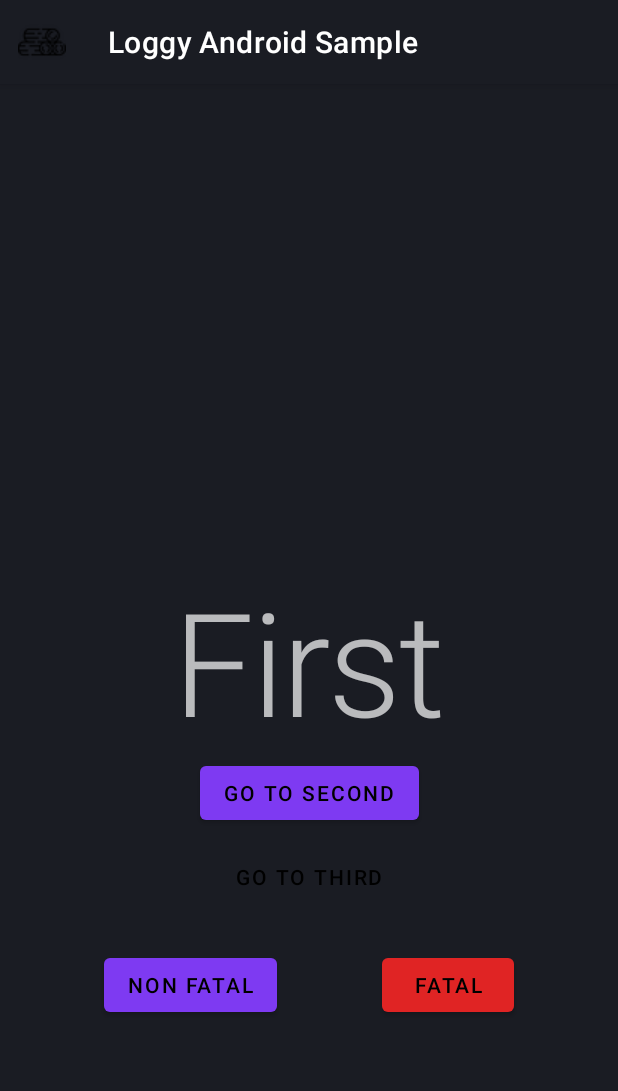
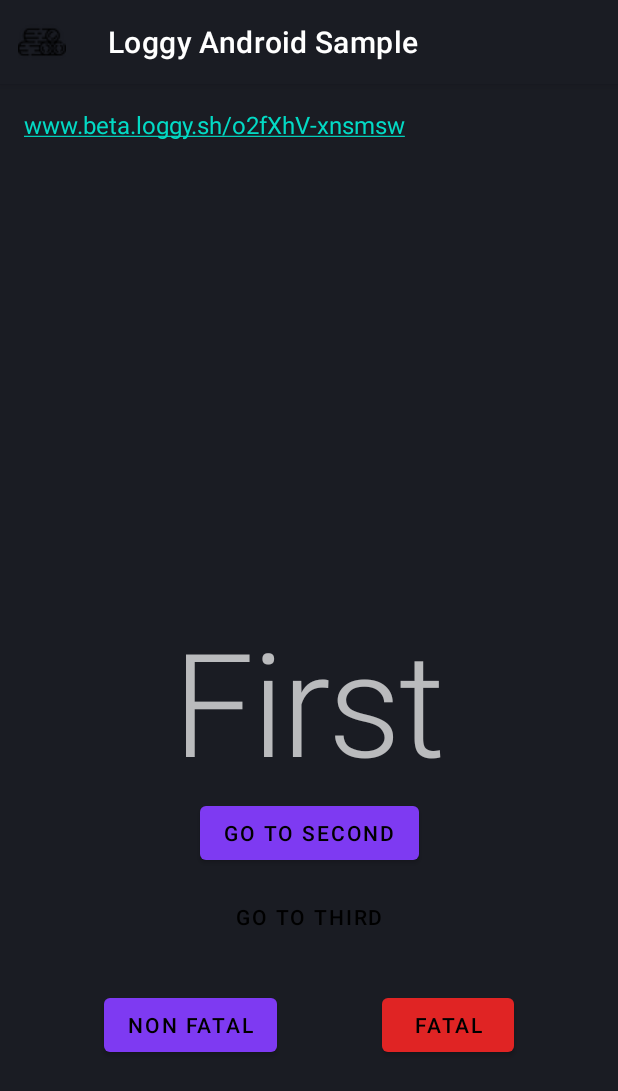
Before and after one commit to loggysh/loggy-android, an Android app: the screen it shows after launch (MainActivity), on a phone screen of 412 x 824 dp. Shown: the top 1091 px of the screen. Run offline under Robolectric (Android 15) with nearby library versions, the phone set to English and light mode, and no system bars; our stand-ins replace Timber; libraries missing offline, so code that uses them is left out: com.google.protobuf, com.squareup.tape2, io.grpc, sh.loggy; 22 statements that could not run were skipped.

Commit message:
provide url in sample

```diff
--- a/loggy-library/src/main/kotlin/loggy/sh/Loggy.kt
+++ b/loggy-library/src/main/kotlin/loggy/sh/Loggy.kt
@@ -28,6 +28,7 @@ const val LOGGY_TAG = "Loggy"
 private interface LoggyInterface {
     fun setup(application: Application, clientID: String)
     fun log(priority: Int, tag: String?, message: String, t: Throwable?)
+    suspend fun loggyDeviceUrl(): String
 }
 
 object Loggy : LoggyInterface {
@@ -42,6 +43,10 @@ object Loggy : LoggyInterface {
         loggyImpl.log(priority, tag, message, t)
     }
 
+    override suspend fun loggyDeviceUrl(): String {
+        return loggyImpl.loggyDeviceUrl()
+    }
+
     /**
      * Cannot overide from interface. Since Interface defaults overriding is not allowed.
      */
@@ -51,6 +56,7 @@ object Loggy : LoggyInterface {
 }
 
 private class LoggyImpl : LoggyInterface {
+    private val homeUrl = "www.beta.loggy.sh/"
     private val url = URL(BuildConfig.loggyUrl)
     private val port = if (url.port == -1) url.defaultPort else url.port
 
@@ -87,20 +93,11 @@ private class LoggyImpl : LoggyInterface {
         try {
             loggyContext = LoggyContextForAndroid(application, clientID)
             scope.launch {
-                Timber.d(
-                    "Loggy ${
-                        loggyContext.getDeviceHash(
-                            loggyContext.getApplicationID(), loggyContext
-                                .getDeviceID()
-                        )
-                    }"
-                )
 
                 //increment only first time.
                 sessionID = loggyClient.newInternalSessionID()
 
                 updateSessionIDForNoSession(sessionID)
-
 
                 val serverSessionID = loggyClient.createSession(loggyContext)
                 loggyClient.mapSessionId(sessionID, serverSessionID)
@@ -113,6 +110,12 @@ private class LoggyImpl : LoggyInterface {
         } catch (e: Exception) {
             Timber.e(e, "Failed to setup loggy")
         }
+    }
+
+    override suspend fun loggyDeviceUrl(): String {
+        return homeUrl + loggyContext.getDeviceHash(
+            loggyContext.getApplicationID(), loggyContext.getDeviceID()
+        )
     }
 
     private fun installExceptionHandler() { // TODO Platform dependent
--- a/loggy-library/src/main/kotlin/loggy/sh/LoggyContextForAndroid.kt
+++ b/loggy-library/src/main/kotlin/loggy/sh/LoggyContextForAndroid.kt
@@ -106,7 +106,7 @@ class LoggyContextForAndroid(
     override fun getDeviceHash(appID: String, deviceID: String): String {
         val appHash = Hashids(appID, 6).encode(1, 2, 3)
         val deviceHash = Hashids(deviceID, 6).encode(4, 4, 4)
-        return "$appHash/$deviceHash"
+        return "$appHash-$deviceHash"
     }
 
     override suspend fun getDeviceID(): String {
--- a/sample/src/main/java/loggy/sh/sample/MainApplication.kt
+++ b/sample/src/main/java/loggy/sh/sample/MainApplication.kt
@@ -22,7 +22,7 @@ class MainApplication : Application() {
         Timber.plant(LoggyTree())
 
         Loggy.identity(
-            userName = "Lady Ada Lovelace"
+            userName = "Ada Lovelace"
         )
 
         ProcessLifecycleOwner.get().lifecycle.addObserver(ForegroundBackgroundObserver())
--- a/sample/src/main/java/loggy/sh/sample/ui/MainActivity.kt
+++ b/sample/src/main/java/loggy/sh/sample/ui/MainActivity.kt
@@ -1,15 +1,20 @@
 package loggy.sh.sample.ui
 
 import android.os.Bundle
+import android.text.Html
 import android.view.LayoutInflater
 import androidx.activity.viewModels
 import androidx.appcompat.app.AppCompatActivity
 import androidx.core.view.isVisible
-import loggy.sh.sample.MainApplication
+import kotlinx.coroutines.CoroutineScope
+import kotlinx.coroutines.Dispatchers
+import kotlinx.coroutines.launch
+import loggy.sh.Loggy
 import loggy.sh.sample.databinding.ActivityMainBinding
 
 class MainActivity : AppCompatActivity() {
 
+    private val scope: CoroutineScope = CoroutineScope(Dispatchers.Default)
     private val viewModel: MainViewModel by viewModels()
     lateinit var binding: ActivityMainBinding
 
@@ -19,6 +24,12 @@ class MainActivity : AppCompatActivity() {
         binding = ActivityMainBinding.inflate(LayoutInflater.from(this))
         setContentView(binding.root)
 
+        scope.launch {
+            val url = Loggy.loggyDeviceUrl()
+            scope.launch(Dispatchers.Main) {
+                binding.url.text = url
+            }
+        }
         viewModel.intentions.observe(this, {
             binding.firstFragmentContainer.isVisible = it == ViewIntention.GoToFirst
             binding.secondFragmentContainer.isVisible = it == ViewIntention.GoToSecond
@@ -26,7 +37,4 @@ class MainActivity : AppCompatActivity() {
         })
     }
 
-    override fun onDestroy() {
-        super.onDestroy()
-    }
 }
--- a/sample/src/main/res/layout/activity_main.xml
+++ b/sample/src/main/res/layout/activity_main.xml
@@ -32,6 +32,18 @@
             android:layout_width="match_parent"
             android:layout_height="match_parent">
 
+            <TextView
+                android:id="@+id/url"
+                android:layout_width="match_parent"
+                android:layout_height="wrap_content"
+                android:textSize="16sp"
+                android:padding="16dp"
+                android:autoLink="web"
+                android:textIsSelectable="true"
+                app:layout_constraintEnd_toEndOf="parent"
+                app:layout_constraintStart_toStartOf="parent"
+                app:layout_constraintTop_toTopOf="parent" />
+
             <androidx.fragment.app.FragmentContainerView
                 android:id="@+id/firstFragmentContainer"
                 android:name="loggy.sh.sample.ui.FirstFragment"
@@ -41,7 +53,7 @@
                 app:layout_constraintBottom_toBottomOf="parent"
                 app:layout_constraintEnd_toEndOf="parent"
                 app:layout_constraintStart_toStartOf="parent"
-                app:layout_constraintTop_toTopOf="parent" />
+                app:layout_constraintTop_toBottomOf="@id/url" />
 
             <androidx.fragment.app.FragmentContainerView
                 android:id="@+id/secondFragmentContainer"
@@ -53,7 +65,7 @@
                 app:layout_constraintBottom_toBottomOf="parent"
                 app:layout_constraintEnd_toEndOf="parent"
                 app:layout_constraintStart_toStartOf="parent"
-                app:layout_constraintTop_toTopOf="parent" />
+                app:layout_constraintTop_toBottomOf="@id/url" />
 
             <androidx.fragment.app.FragmentContainerView
                 android:id="@+id/thirdFragmentContainer"
@@ -65,7 +77,7 @@
                 app:layout_constraintBottom_toBottomOf="parent"
                 app:layout_constraintEnd_toEndOf="parent"
                 app:layout_constraintStart_toStartOf="parent"
-                app:layout_constraintTop_toTopOf="parent" />
+                app:layout_constraintTop_toBottomOf="@id/url" />
         </androidx.constraintlayout.widget.ConstraintLayout>
     </androidx.core.widget.NestedScrollView>
 
```
